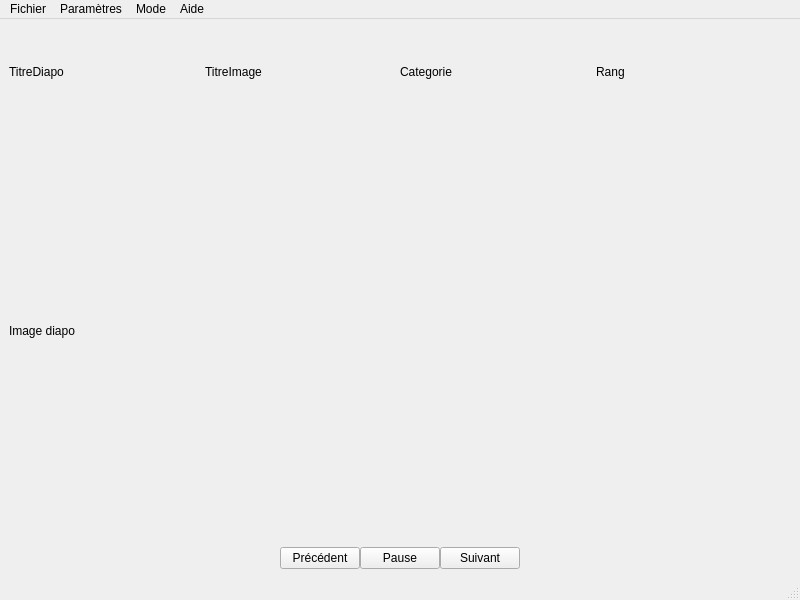
jvlatrille/LecteurDiaporama, file v2_CLEMENCEAU_MASSON_VINET_TP4/code/lecteurvue.ui: the form before one commit.
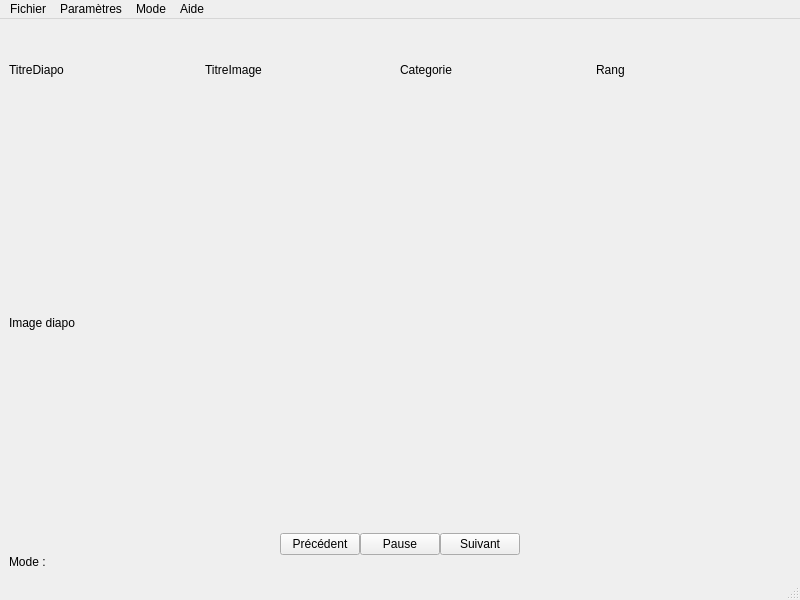
The form after the commit.

Commit message: Ajout Du label et modif lien git

What changed in the file:
```diff
--- a/v2_CLEMENCEAU_MASSON_VINET_TP4/code/lecteurvue.ui
+++ b/v2_CLEMENCEAU_MASSON_VINET_TP4/code/lecteurvue.ui
@@ -16,7 +16,7 @@
   <widget class="QWidget" name="centralwidget">
    <layout class="QHBoxLayout" name="horizontalLayout">
     <item>
-     <layout class="QVBoxLayout" name="verticalLayout" stretch="1,5,1">
+     <layout class="QVBoxLayout" name="verticalLayout" stretch="1,5,1,0">
       <property name="spacing">
        <number>0</number>
       </property>
@@ -110,6 +110,17 @@
         </item>
        </layout>
       </item>
+      <item>
+       <layout class="QVBoxLayout" name="verticalLayout_2">
+        <item>
+         <widget class="QLabel" name="mode">
+          <property name="text">
+           <string>Mode :</string>
+          </property>
+         </widget>
+        </item>
+       </layout>
+      </item>
      </layout>
     </item>
    </layout>
```
The commit also changes 413 other files.
